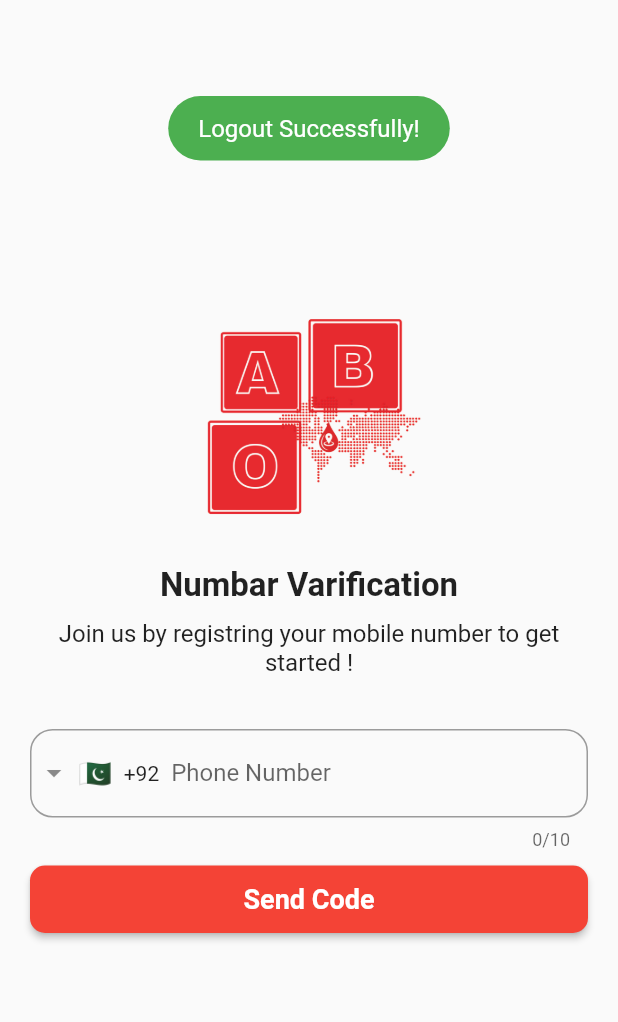
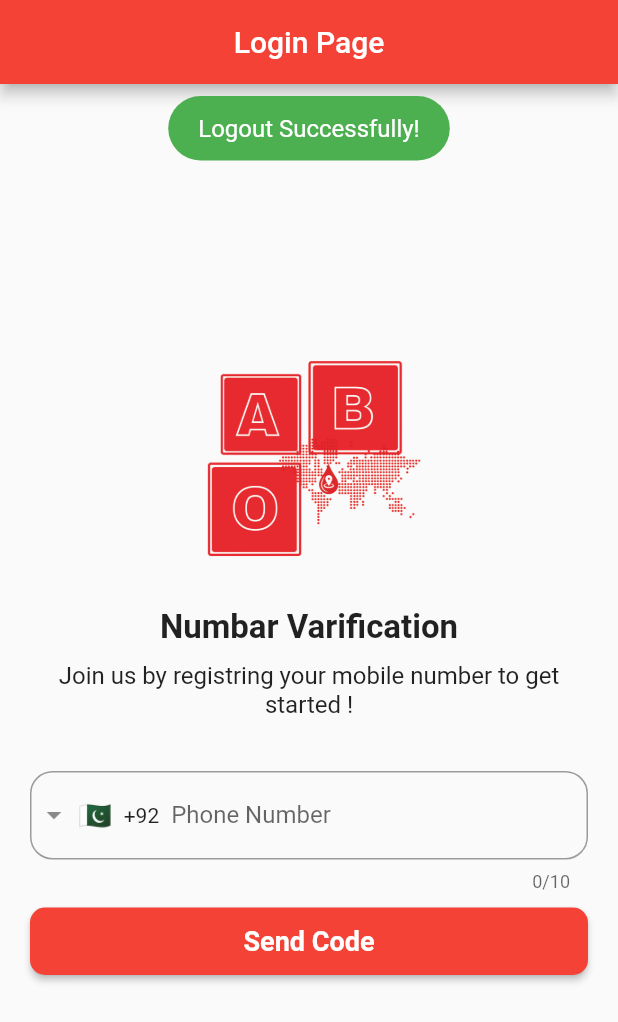
Before and after one commit to mubashar-ishaq-flutter-developer/abo_initial_blood_donation_app, a Flutter app: the screen it shows once a user with an empty profile is signed in, in the side drawer, after a tap on "Logout", on a phone screen of 412 x 824 dp. Shown: the top 1022 px of the screen. Run offline on Flutter 3.47's test engine with Material 2 defaults, Android fonts, the phone set to English and light mode, and no system bars; drawn by our look-alikes of intl_phone_field; our stand-ins replace firebase_auth, firebase_core, firebase_database, fluttertoast, get, get_storage and 1 more; accounts and stored records are empty; network calls fail.

Commit message:
Revert "Nativesplash"

```diff
--- a/lib/login/login_page.dart
+++ b/lib/login/login_page.dart
@@ -43,10 +43,9 @@ class _LoginPageState extends State<LoginPage> {
   @override
   Widget build(BuildContext context) {
     return Scaffold(
-      extendBodyBehindAppBar: true,
       appBar: AppBar(
-        backgroundColor: Colors.transparent,
-        elevation: 0,
+        title: const Text("Login Page"),
+        centerTitle: true,
       ),
       body: Container(
         margin: const EdgeInsets.only(
--- a/lib/main.dart
+++ b/lib/main.dart
@@ -9,7 +9,7 @@ import 'package:get_storage/get_storage.dart';
 void main() async {
   await GetStorage.init();
   WidgetsFlutterBinding.ensureInitialized();
-  await Firebase.initializeApp();
+  Firebase.initializeApp();
   runApp(
     const MyApp(),
   );
--- /dev/null
+++ b/lib/splashscreencheck/splash_check.dart
@@ -0,0 +1,18 @@
+import 'dart:async';
+import '../splashscreencheck/check_user.dart';
+import 'package:flutter/material.dart';
+
+class SplashCheck {
+  void islogin(BuildContext context) {
+    //Timer(Duration(seconds: 3), ()=> Navigator.push(context, MaterialPageRoute(builder: (context)=>LoginPage(),),),);z
+    Timer(
+      const Duration(seconds: 3),
+      () => Navigator.pushReplacement(
+        context,
+        MaterialPageRoute(
+          builder: (context) => const CheckUser(),
+        ),
+      ),
+    );
+  }
+}
--- a/lib/splashscreencheck/splash_screen.dart
+++ b/lib/splashscreencheck/splash_screen.dart
@@ -1,5 +1,8 @@
+// import 'dart:async';
+
 import 'package:flutter/material.dart';
-import 'check_user.dart';
+import '../splashscreencheck/splash_check.dart';
+// import './login_page.dart';
 
 class SplashScreen extends StatefulWidget {
   const SplashScreen({super.key});
@@ -9,17 +12,20 @@ class SplashScreen extends StatefulWidget {
 }
 
 class _SplashScreenState extends State<SplashScreen> {
+  SplashCheck splashcheck = SplashCheck();
   @override
+//   void islogin(){
+//  Timer(Duration(seconds: 3), () {
+//       Navigator.of(context).pushReplacement(
+//         MaterialPageRoute(
+//           builder: (_) => LoginPage(),
+//         ),
+//       );
+//     });
+//   }
   void initState() {
     super.initState();
-    Future.delayed(const Duration(seconds: 3)).then((value) {
-      Navigator.pushReplacement(
-        context,
-        MaterialPageRoute(
-          builder: (context) => const CheckUser(),
-        ),
-      );
-    });
+    splashcheck.islogin(context);
   }
 
   @override
```
Also changed, not shown: lib/add/enter_data.dart (+10 -13 lines), lib/check_record/check_user_data.dart (added, +56 -0 lines), lib/login/otp_page.dart (+4 -3 lines), 1 other file.
